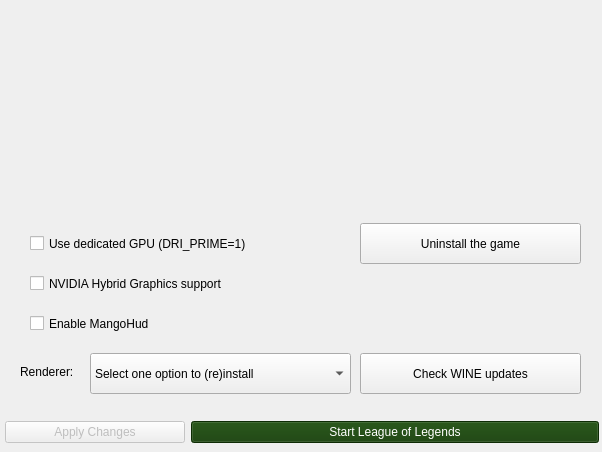
Old version of the form python_src/ui/installer.ui in the repository polkaulfield/lol-for-linux-installer.
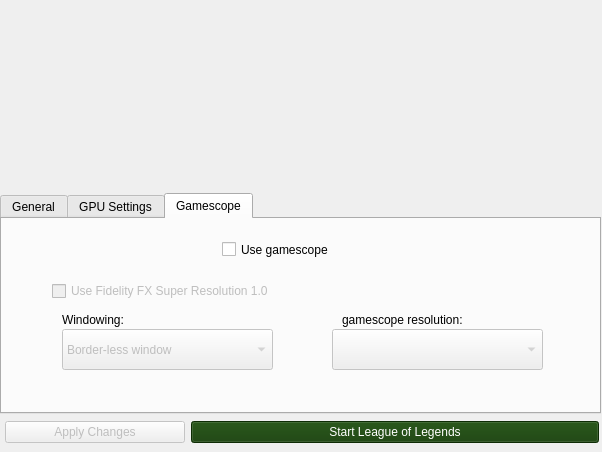
New version of the form. The open tabs and pages were chosen to show the change. Icons and pictures are not drawn.

Commit message: Initial gamescope support

The edit to the form file:
```diff
--- a/python_src/ui/installer.ui
+++ b/python_src/ui/installer.ui
@@ -192,7 +192,7 @@
            <item>
             <widget class="QStackedWidget" name="stackedWidget">
              <property name="currentIndex">
-              <number>0</number>
+              <number>1</number>
              </property>
              <widget class="QWidget" name="welcome">
               <widget class="QLabel" name="adviselabel">
@@ -811,41 +811,37 @@
                 </item>
                </layout>
               </widget>
-              <widget class="QCheckBox" name="Usenvidiahybrid">
-               <property name="enabled">
-                <bool>true</bool>
-               </property>
+              <widget class="QTabWidget" name="tabWidget">
                <property name="geometry">
                 <rect>
-                 <x>30</x>
-                 <y>70</y>
-                 <width>321</width>
-                 <height>41</height>
+                 <x>0</x>
+                 <y>0</y>
+                 <width>601</width>
+                 <height>221</height>
                 </rect>
                </property>
-               <property name="layoutDirection">
-                <enum>Qt::LeftToRight</enum>
+               <property name="tabPosition">
+                <enum>QTabWidget::North</enum>
                </property>
-               <property name="autoFillBackground">
-                <bool>false</bool>
+               <property name="tabShape">
+                <enum>QTabWidget::Rounded</enum>
                </property>
-               <property name="text">
-                <string>NVIDIA Hybrid Graphics support</string>
+               <property name="currentIndex">
+                <number>2</number>
                </property>
-               <property name="icon">
-                <iconset theme="video-display">
-                 <normaloff>.</normaloff>.</iconset>
-               </property>
-              </widget>
-              <widget class="QCheckBox" name="Usedriprime">
+               <widget class="QWidget" name="tab">
+                <attribute name="title">
+                 <string>General</string>
+                </attribute>
+                <widget class="QCheckBox" name="Usemangohud">
                <property name="enabled">
                 <bool>true</bool>
                </property>
                <property name="geometry">
                 <rect>
-                 <x>30</x>
-                 <y>30</y>
-                 <width>321</width>
+                   <x>40</x>
+                   <y>40</y>
+                   <width>241</width>
                  <height>41</height>
                 </rect>
                </property>
@@ -856,46 +852,18 @@
                 <bool>false</bool>
                </property>
                <property name="text">
-                <string>Use dedicated GPU (DRI_PRIME=1)</string>
+                  <string>Enable MangoHud</string>
                </property>
                <property name="icon">
                 <iconset theme="video-display">
                  <normaloff>.</normaloff>.</iconset>
                </property>
               </widget>
-              <widget class="QComboBox" name="rendererCombobox">
-               <property name="enabled">
-                <bool>true</bool>
-               </property>
-               <property name="geometry">
-                <rect>
-                 <x>90</x>
-                 <y>160</y>
-                 <width>261</width>
-                 <height>41</height>
-                </rect>
-               </property>
-               <item>
-                <property name="text">
-                 <string>Select one option to (re)install</string>
-                </property>
-               </item>
-               <item>
-                <property name="text">
-                 <string>DXVK 2.1</string>
-                </property>
-               </item>
-               <item>
-                <property name="text">
-                 <string>DXVK 1.10.3</string>
-                </property>
-               </item>
-              </widget>
               <widget class="QLabel" name="labelrenderer">
                <property name="geometry">
                 <rect>
-                 <x>20</x>
-                 <y>170</y>
+                   <x>40</x>
+                   <y>80</y>
                  <width>61</width>
                  <height>18</height>
                 </rect>
@@ -904,31 +872,33 @@
                 <string>Renderer:</string>
                </property>
               </widget>
-              <widget class="QCheckBox" name="Usemangohud">
+                <widget class="QComboBox" name="rendererCombobox">
                <property name="enabled">
                 <bool>true</bool>
                </property>
                <property name="geometry">
                 <rect>
-                 <x>30</x>
-                 <y>110</y>
-                 <width>321</width>
+                   <x>40</x>
+                   <y>100</y>
+                   <width>261</width>
                  <height>41</height>
                 </rect>
                </property>
-               <property name="layoutDirection">
-                <enum>Qt::LeftToRight</enum>
-               </property>
-               <property name="autoFillBackground">
-                <bool>false</bool>
-               </property>
+                 <item>
+                  <property name="text">
+                   <string>Select one option to (re)install</string>
+                  </property>
+                 </item>
+                 <item>
+                  <property name="text">
+                   <string>DXVK 2.1</string>
+                  </property>
+                 </item>
+                 <item>
                <property name="text">
-                <string>Enable MangoHud</string>
-               </property>
-               <property name="icon">
-                <iconset theme="video-display">
-                 <normaloff>.</normaloff>.</iconset>
-               </property>
+                   <string>DXVK 1.10.3</string>
+                  </property>
+                 </item>
               </widget>
               <widget class="QPushButton" name="uninstallLeaguebutton">
                <property name="geometry">
@@ -957,7 +927,7 @@
                <property name="geometry">
                 <rect>
                  <x>360</x>
-                 <y>160</y>
+                   <y>120</y>
                  <width>221</width>
                  <height>41</height>
                 </rect>
@@ -969,6 +939,174 @@
                 <iconset theme="view-refresh">
                  <normaloff>.</normaloff>.</iconset>
                </property>
+                </widget>
+               </widget>
+               <widget class="QWidget" name="tab_3">
+                <attribute name="title">
+                 <string>GPU Settings</string>
+                </attribute>
+                <widget class="QCheckBox" name="Usedriprime">
+                 <property name="enabled">
+                  <bool>true</bool>
+                 </property>
+                 <property name="geometry">
+                  <rect>
+                   <x>40</x>
+                   <y>60</y>
+                   <width>600</width>
+                   <height>24</height>
+                  </rect>
+                 </property>
+                 <property name="layoutDirection">
+                  <enum>Qt::LeftToRight</enum>
+                 </property>
+                 <property name="autoFillBackground">
+                  <bool>false</bool>
+                 </property>
+                 <property name="text">
+                  <string>Use dedicated GPU (DRI_PRIME=1)</string>
+                 </property>
+                 <property name="icon">
+                  <iconset theme="video-display">
+                   <normaloff>.</normaloff>.</iconset>
+                 </property>
+                </widget>
+                <widget class="QCheckBox" name="Usenvidiahybrid">
+                 <property name="enabled">
+                  <bool>true</bool>
+                 </property>
+                 <property name="geometry">
+                  <rect>
+                   <x>40</x>
+                   <y>100</y>
+                   <width>600</width>
+                   <height>24</height>
+                  </rect>
+                 </property>
+                 <property name="layoutDirection">
+                  <enum>Qt::LeftToRight</enum>
+                 </property>
+                 <property name="autoFillBackground">
+                  <bool>false</bool>
+                 </property>
+                 <property name="text">
+                  <string>NVIDIA Hybrid Graphics support</string>
+                 </property>
+                 <property name="icon">
+                  <iconset theme="video-display">
+                   <normaloff>.</normaloff>.</iconset>
+                 </property>
+                </widget>
+               </widget>
+               <widget class="QWidget" name="tab_2">
+                <attribute name="title">
+                 <string>Gamescope</string>
+                </attribute>
+                <widget class="QCheckBox" name="Usegamescope">
+                 <property name="enabled">
+                  <bool>true</bool>
+                 </property>
+                 <property name="geometry">
+                  <rect>
+                   <x>220</x>
+                   <y>10</y>
+                   <width>161</width>
+                   <height>41</height>
+                  </rect>
+                 </property>
+                 <property name="layoutDirection">
+                  <enum>Qt::LeftToRight</enum>
+                 </property>
+                 <property name="autoFillBackground">
+                  <bool>false</bool>
+                 </property>
+                 <property name="text">
+                  <string>Use gamescope</string>
+                 </property>
+                 <property name="icon">
+                  <iconset theme="video-display">
+                   <normaloff>.</normaloff>.</iconset>
+                 </property>
+                </widget>
+                <widget class="QComboBox" name="resolutioncombobox">
+                 <property name="enabled">
+                  <bool>false</bool>
+                 </property>
+                 <property name="geometry">
+                  <rect>
+                   <x>330</x>
+                   <y>110</y>
+                   <width>211</width>
+                   <height>41</height>
+                  </rect>
+                 </property>
+                </widget>
+                <widget class="QLabel" name="resolutionlabel">
+                 <property name="geometry">
+                  <rect>
+                   <x>340</x>
+                   <y>90</y>
+                   <width>201</width>
+                   <height>21</height>
+                  </rect>
+                 </property>
+                 <property name="text">
+                  <string>gamescope resolution:</string>
+                 </property>
+                </widget>
+                <widget class="QLabel" name="label">
+                 <property name="geometry">
+                  <rect>
+                   <x>60</x>
+                   <y>90</y>
+                   <width>81</width>
+                   <height>21</height>
+                  </rect>
+                 </property>
+                 <property name="text">
+                  <string>Windowing:</string>
+                 </property>
+                </widget>
+                <widget class="QComboBox" name="gamescopewindowbox">
+                 <property name="enabled">
+                  <bool>false</bool>
+                 </property>
+                 <property name="geometry">
+                  <rect>
+                   <x>60</x>
+                   <y>110</y>
+                   <width>211</width>
+                   <height>41</height>
+                  </rect>
+                 </property>
+                 <item>
+                  <property name="text">
+                   <string>Border-less window</string>
+                  </property>
+                 </item>
+                 <item>
+                  <property name="text">
+                   <string>Fullscreen window</string>
+                  </property>
+                 </item>
+                </widget>
+                <widget class="QCheckBox" name="Usefsrcheckbox">
+                 <property name="enabled">
+                  <bool>false</bool>
+                 </property>
+                 <property name="geometry">
+                  <rect>
+                   <x>50</x>
+                   <y>60</y>
+                   <width>261</width>
+                   <height>24</height>
+                  </rect>
+                 </property>
+                 <property name="text">
+                  <string>Use Fidelity FX Super Resolution 1.0</string>
+                 </property>
+                </widget>
+               </widget>
               </widget>
              </widget>
              <widget class="QWidget" name="region">
```
Lines whose indentation alone changed are shown as unchanged. The commit also changes 1 other file.
